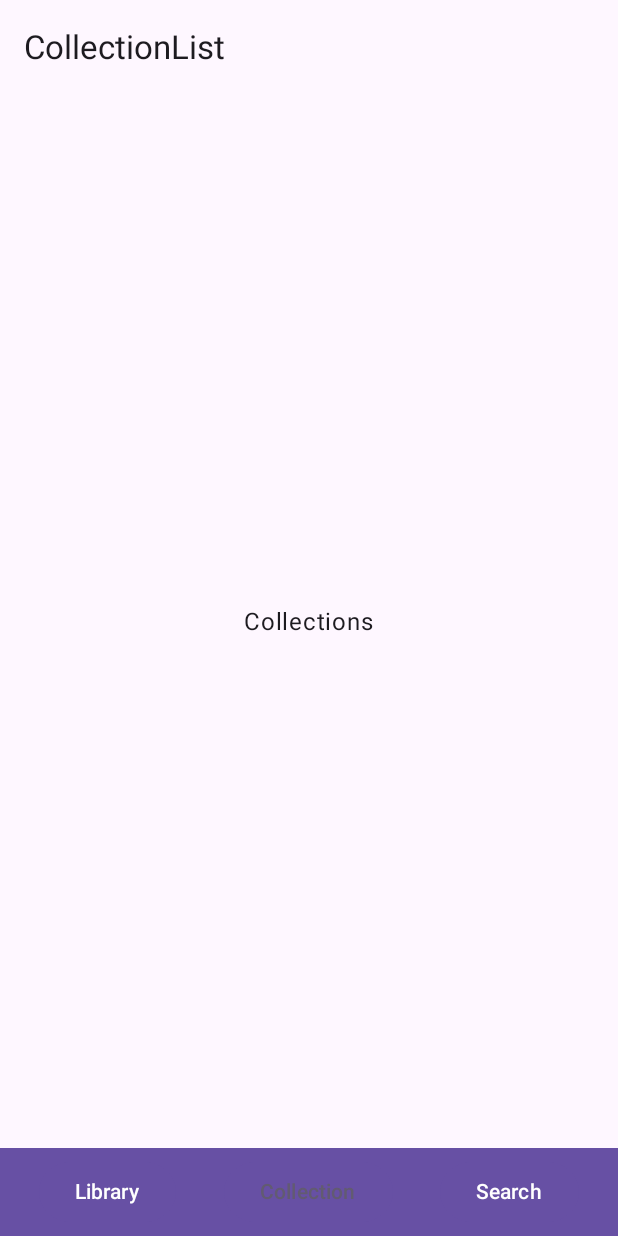
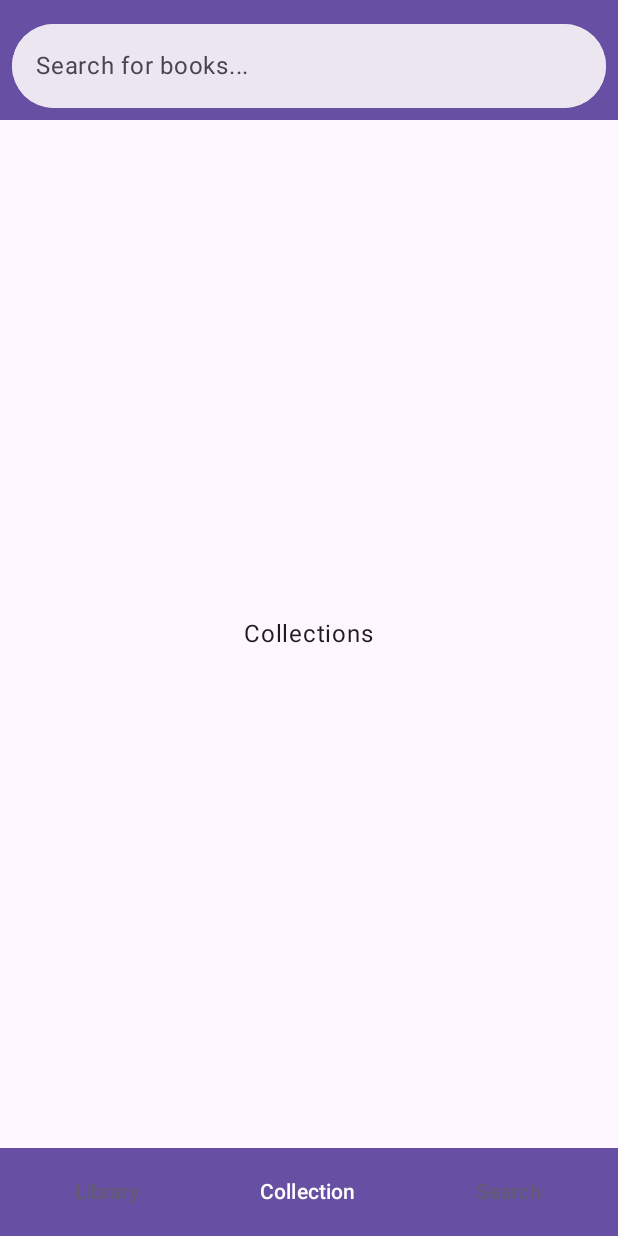
Before and after one commit to samuelkiszka/VirtualLibrary, an Android app built with Jetpack Compose: the screen it shows after launch (MainActivity), after a tap on "Collection", on a phone screen of 412 x 824 dp. Run offline under Robolectric (Android 15) with nearby library versions, the phone set to English and light mode, and no system bars.

Commit message:
Simple top search bar

```diff
--- a/app/src/main/java/com/samuelkiszka/virtuallibrary/VirtualLibrary.kt
+++ b/app/src/main/java/com/samuelkiszka/virtuallibrary/VirtualLibrary.kt
@@ -2,22 +2,33 @@ package com.samuelkiszka.virtuallibrary
 
 import androidx.compose.foundation.background
 import androidx.compose.foundation.layout.Arrangement
+import androidx.compose.foundation.layout.Box
+import androidx.compose.foundation.layout.Column
 import androidx.compose.foundation.layout.Row
 import androidx.compose.foundation.layout.fillMaxSize
 import androidx.compose.foundation.layout.fillMaxWidth
 import androidx.compose.foundation.layout.height
 import androidx.compose.foundation.layout.padding
 import androidx.compose.foundation.layout.width
+import androidx.compose.foundation.shape.RoundedCornerShape
+import androidx.compose.material.icons.Icons
+import androidx.compose.material.icons.filled.List
+import androidx.compose.material.icons.filled.Search
 import androidx.compose.material3.Button
 import androidx.compose.material3.ExperimentalMaterial3Api
+import androidx.compose.material3.Icon
 import androidx.compose.material3.MaterialTheme
+import androidx.compose.material3.OutlinedTextField
 import androidx.compose.material3.Scaffold
+import androidx.compose.material3.SearchBar
 import androidx.compose.material3.Text
 import androidx.compose.material3.TopAppBar
 import androidx.compose.runtime.Composable
 import androidx.compose.runtime.getValue
+import androidx.compose.ui.Alignment
 import androidx.compose.ui.Modifier
 import androidx.compose.ui.graphics.RectangleShape
+import androidx.compose.ui.res.dimensionResource
 import androidx.compose.ui.unit.dp
 import androidx.navigation.compose.NavHost
 import androidx.navigation.NavHostController
@@ -36,6 +47,7 @@ import com.samuelkiszka.virtuallibrary.ui.screens.SearchDetailDestination
 import com.samuelkiszka.virtuallibrary.ui.screens.SearchDetailScreen
 import com.samuelkiszka.virtuallibrary.ui.screens.SearchListDestination
 import com.samuelkiszka.virtuallibrary.ui.screens.SearchListScreen
+import com.samuelkiszka.virtuallibrary.ui.theme.VirtualLibraryTypography
 
 
 @OptIn(ExperimentalMaterial3Api::class)
@@ -43,7 +55,52 @@ import com.samuelkiszka.virtuallibrary.ui.screens.SearchListScreen
 fun VirtualLibraryTopBar(
     route: String
 ) {
-    TopAppBar(title = { Text(text = route) })
+    Column(
+        modifier = Modifier
+            .fillMaxWidth()
+            .background(
+                color = MaterialTheme.colorScheme.primary,
+            )
+    ) {
+//        Text(
+//            text = route,
+//            style = VirtualLibraryTypography.headlineSmall,
+//            color = MaterialTheme.colorScheme.secondary,
+//            modifier = Modifier
+//                .padding(
+//                    top = 30.dp,
+//                    start = dimensionResource(id = R.dimen.padding_around)
+//                )
+//        )
+        SearchBar(
+            query = "",
+            onQueryChange = {},
+            onSearch = {},
+            placeholder = {
+                Text("Search for books...")
+            },
+//            leadingIcon = {
+//                Icon(
+//                    imageVector = Icons.Default.Search,
+//                    tint = MaterialTheme.colorScheme.onSurface,
+//                    contentDescription = null
+//                )
+//            },
+//            trailingIcon = {
+//                Icon(
+//                    imageVector = Icons.Default.List,
+//                    tint = MaterialTheme.colorScheme.onSurface,
+//                    contentDescription = null
+//                )
+//            },
+            content = {},
+            active = false,
+            onActiveChange = {},
+            modifier = Modifier
+                .padding(dimensionResource(id = R.dimen.padding_around))
+                .fillMaxWidth()
+        )
+    }
 }
 
 @Composable
@@ -51,11 +108,14 @@ fun VirtualLibraryBottomBar(
     navController: NavHostController,
     currentScreenRoute: String
 ) {
+    Box(
+        modifier = Modifier
+            .background(color = MaterialTheme.colorScheme.primary)
+    ) {
         Row(
             horizontalArrangement = Arrangement.SpaceEvenly,
             modifier = Modifier
                 .fillMaxWidth()
-            .background(color = MaterialTheme.colorScheme.primary)
         ) {
             Button(
                 onClick = { navController.navigate(LibraryListDestination.route) },
@@ -65,11 +125,12 @@ fun VirtualLibraryBottomBar(
                 if (currentScreenRoute == LibraryListDestination.route) {
                     Text(
                         text = "Library",
-                      color = MaterialTheme.colorScheme.secondary
                     )
                 }
                 else {
-                  Text(text = "Library")
+                    Text(
+                        text = "Library",
+                        color = MaterialTheme.colorScheme.secondary)
                 }
             }
             Button(
@@ -79,12 +140,13 @@ fun VirtualLibraryBottomBar(
             ) {
                 if (currentScreenRoute == CollectionListDestination.route) {
                     Text(
-                      text = "Collection",
-                      color = MaterialTheme.colorScheme.secondary
+                        text = "Collection"
                     )
                 }
                 else {
-                  Text(text = "Collection")
+                    Text(
+                        text = "Collection",
+                        color = MaterialTheme.colorScheme.secondary)
                 }
             }
             Button(
@@ -94,12 +156,14 @@ fun VirtualLibraryBottomBar(
             ) {
                 if (currentScreenRoute == SearchListDestination.route) {
                     Text(
-                      text = "Search",
-                      color = MaterialTheme.colorScheme.secondary
+                        text = "Search"
                     )
                 }
                 else {
-                  Text(text = "Search")
+                    Text(
+                        text = "Search",
+                        color = MaterialTheme.colorScheme.secondary)
+                }
             }
         }
     }
--- a/app/src/main/res/values/dimens.xml
+++ b/app/src/main/res/values/dimens.xml
@@ -1,4 +1,5 @@
 <resources>
+    <dimen name="padding_around">8dp</dimen>"
     <dimen name="padding_small">8dp</dimen>
     <dimen name="padding_medium">16dp</dimen>
     <dimen name="image_size">64dp</dimen>
--- a/app/src/main/res/values/virtual_library_icon_background.xml
+++ /dev/null
@@ -1,4 +0,0 @@
-<?xml version="1.0" encoding="utf-8"?>
-<resources>
-    <color name="virtual_library_icon_background">#003285</color>
-</resources>
```
Lines whose indentation alone changed are shown as unchanged.
